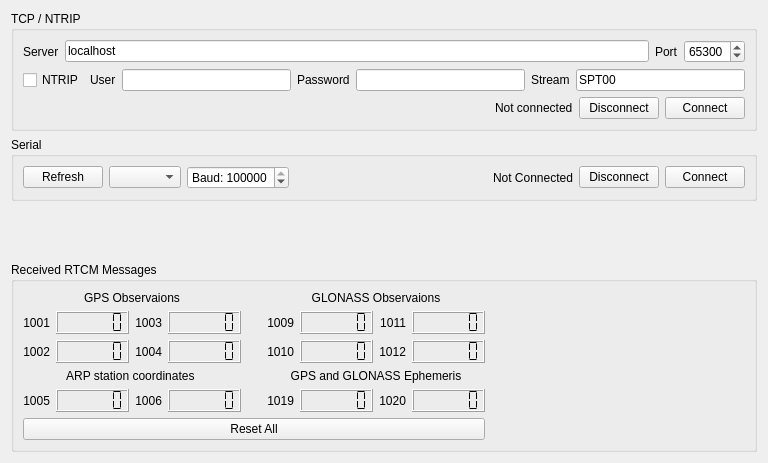
The window that Linux/RC_Car_Tool/rtcmwidget.ui (vedderb/rise_sdvp) describes before a commit, drawn with Qt 5.
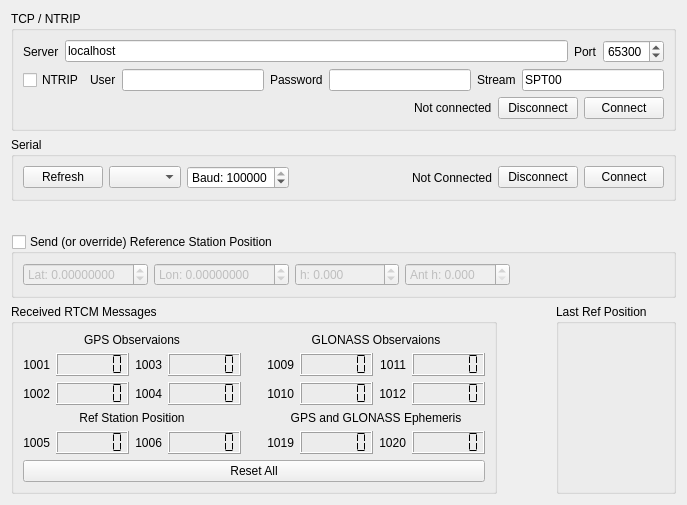
The same window after the commit.

Commit message: Generate base station position as RTCM messages

Patch:
```diff
--- a/Linux/RC_Car_Tool/rtcmwidget.ui
+++ b/Linux/RC_Car_Tool/rtcmwidget.ui
@@ -6,8 +6,8 @@
    <rect>
     <x>0</x>
     <y>0</y>
-    <width>768</width>
-    <height>463</height>
+    <width>687</width>
+    <height>505</height>
    </rect>
   </property>
   <property name="windowTitle">
@@ -247,6 +247,106 @@
     </spacer>
    </item>
    <item>
+    <widget class="QGroupBox" name="sendRefPosBox">
+     <property name="title">
+      <string>Send (or override) Reference Station Position</string>
+     </property>
+     <property name="checkable">
+      <bool>true</bool>
+     </property>
+     <property name="checked">
+      <bool>false</bool>
+     </property>
+     <layout class="QHBoxLayout" name="horizontalLayout_6">
+      <item>
+       <widget class="QDoubleSpinBox" name="refSendLatBox">
+        <property name="prefix">
+         <string>Lat: </string>
+        </property>
+        <property name="decimals">
+         <number>8</number>
+        </property>
+        <property name="minimum">
+         <double>-90.000000000000000</double>
+        </property>
+        <property name="maximum">
+         <double>90.000000000000000</double>
+        </property>
+        <property name="value">
+         <double>0.000000000000000</double>
+        </property>
+       </widget>
+      </item>
+      <item>
+       <widget class="QDoubleSpinBox" name="refSendLonBox">
+        <property name="prefix">
+         <string>Lon: </string>
+        </property>
+        <property name="decimals">
+         <number>8</number>
+        </property>
+        <property name="minimum">
+         <double>-180.000000000000000</double>
+        </property>
+        <property name="maximum">
+         <double>180.000000000000000</double>
+        </property>
+        <property name="value">
+         <double>0.000000000000000</double>
+        </property>
+       </widget>
+      </item>
+      <item>
+       <widget class="QDoubleSpinBox" name="refSendHBox">
+        <property name="prefix">
+         <string>h: </string>
+        </property>
+        <property name="decimals">
+         <number>3</number>
+        </property>
+        <property name="minimum">
+         <double>-5000.000000000000000</double>
+        </property>
+        <property name="maximum">
+         <double>100000.000000000000000</double>
+        </property>
+        <property name="value">
+         <double>0.000000000000000</double>
+        </property>
+       </widget>
+      </item>
+      <item>
+       <widget class="QDoubleSpinBox" name="refSendAntHBox">
+        <property name="prefix">
+         <string>Ant h: </string>
+        </property>
+        <property name="decimals">
+         <number>3</number>
+        </property>
+        <property name="maximum">
+         <double>180.000000000000000</double>
+        </property>
+       </widget>
+      </item>
+      <item>
+       <spacer name="horizontalSpacer_4">
+        <property name="orientation">
+         <enum>Qt::Horizontal</enum>
+        </property>
+        <property name="sizeHint" stdset="0">
+         <size>
+          <width>33</width>
+          <height>20</height>
+         </size>
+        </property>
+       </spacer>
+      </item>
+     </layout>
+    </widget>
+   </item>
+   <item>
+    <layout class="QHBoxLayout" name="horizontalLayout_5">
+     <item>
     <widget class="QGroupBox" name="groupBox_2">
      <property name="title">
       <string>Received RTCM Messages</string>
@@ -369,7 +469,7 @@
            </font>
           </property>
           <property name="text">
-           <string>ARP station coordinates </string>
+             <string>Ref Station Position</string>
           </property>
           <property name="alignment">
            <set>Qt::AlignCenter</set>
@@ -591,7 +691,10 @@
         </item>
        </layout>
       </item>
-      <item row="1" column="2">
+       </layout>
+      </widget>
+     </item>
+     <item>
        <spacer name="horizontalSpacer_3">
         <property name="orientation">
          <enum>Qt::Horizontal</enum>
@@ -604,8 +707,34 @@
         </property>
        </spacer>
       </item>
-     </layout>
-    </widget>
+     <item>
+      <widget class="QGroupBox" name="groupBox_4">
+       <property name="sizePolicy">
+        <sizepolicy hsizetype="Preferred" vsizetype="Preferred">
+         <horstretch>0</horstretch>
+         <verstretch>0</verstretch>
+        </sizepolicy>
+       </property>
+       <property name="title">
+        <string>Last Ref Position</string>
+       </property>
+       <layout class="QVBoxLayout" name="verticalLayout_3">
+        <item>
+         <widget class="QLabel" name="lastRefPosLablel">
+          <property name="font">
+           <font>
+            <family>Monospace</family>
+           </font>
+          </property>
+          <property name="text">
+           <string/>
+          </property>
+         </widget>
+        </item>
+       </layout>
+      </widget>
+     </item>
+    </layout>
    </item>
   </layout>
  </widget>
```
Lines whose indentation alone changed are shown as unchanged. The commit also changes 8 other files.
